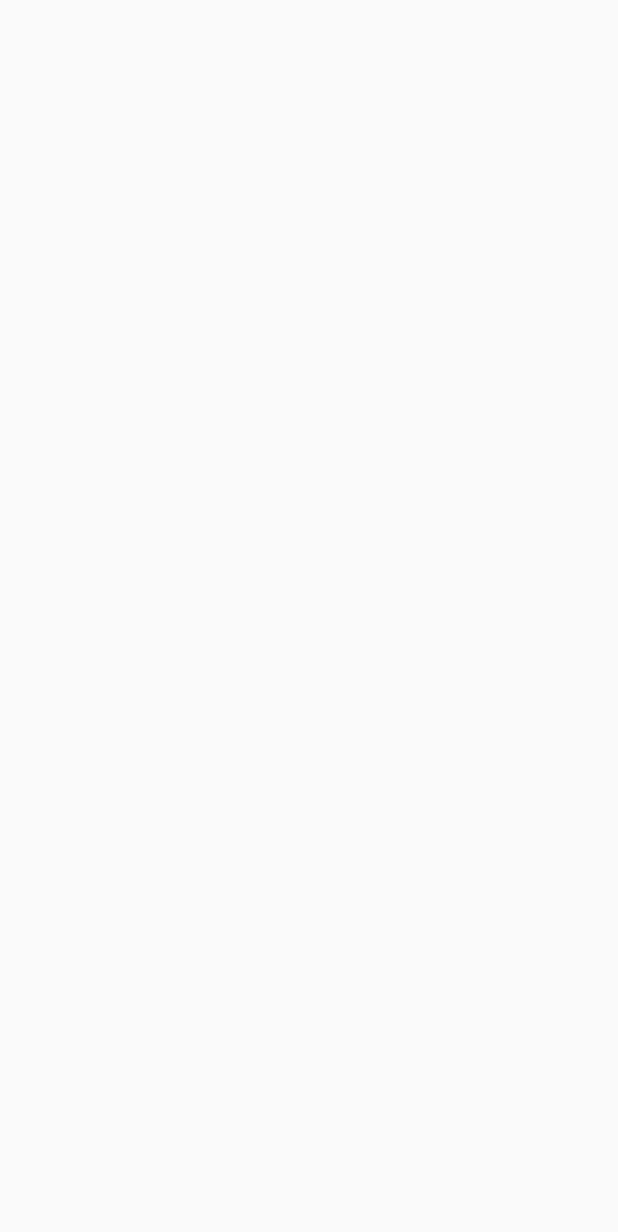
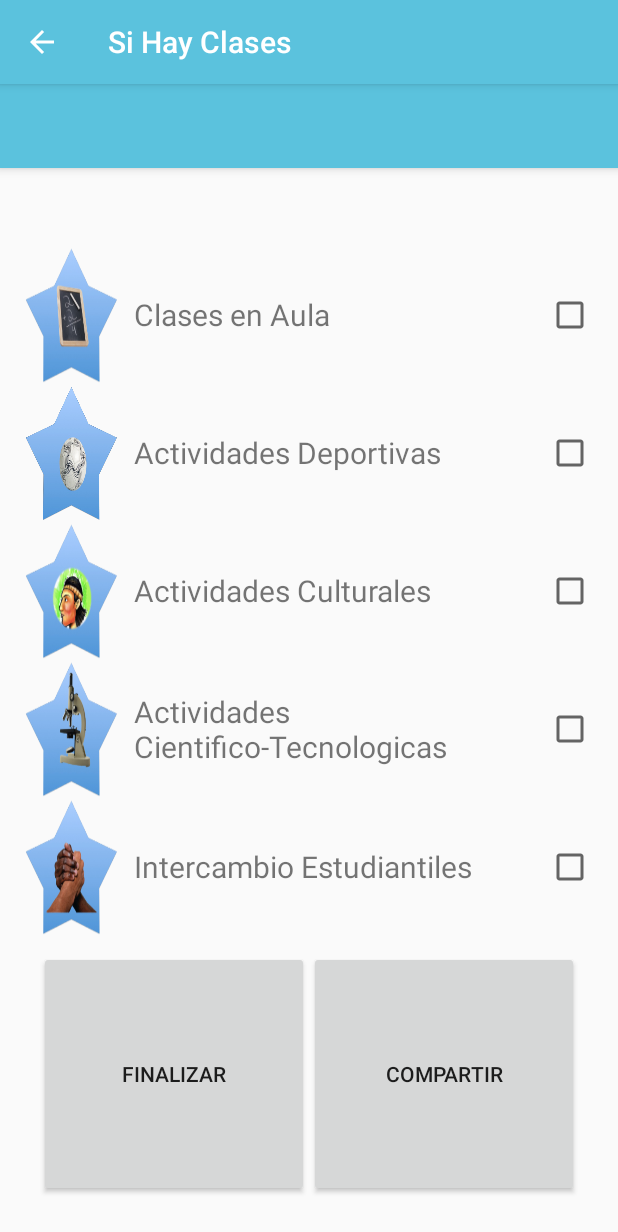
Before and after one commit to jepz20/StarProyect, an Android app: the SiActivity screen opened directly, with no data from a screen before it, on a phone screen of 412 x 824 dp. Before the commit the part shown is empty. Shown: the top 1232 px of the screen. Run offline under Robolectric (Android 15) with nearby library versions, the phone set to English and light mode, and no system bars.

Commit message:
Layout Actividades Si

```diff
--- a/App/StartProyect/app/src/main/java/hn/jepz/www/startproyect/SiActivity.java
+++ b/App/StartProyect/app/src/main/java/hn/jepz/www/startproyect/SiActivity.java
@@ -1,13 +1,15 @@
 package hn.jepz.www.startproyect;
 
 import android.os.Bundle;
-import android.app.Activity;
+import android.support.v7.app.AppCompatActivity;
 
-public class SiActivity extends Activity {
+public class SiActivity extends AppCompatActivity {
 
     @Override
     protected void onCreate(Bundle savedInstanceState) {
         super.onCreate(savedInstanceState);
+        getSupportActionBar().setDisplayHomeAsUpEnabled(true);
+        getSupportActionBar().setDisplayShowHomeEnabled(true);
         setContentView(R.layout.activity_si);
     }
 
--- a/App/StartProyect/app/src/main/res/layout/activity_si.xml
+++ b/App/StartProyect/app/src/main/res/layout/activity_si.xml
@@ -1,13 +1,25 @@
 <?xml version="1.0" encoding="utf-8"?>
-<RelativeLayout
+<android.support.design.widget.CoordinatorLayout
     xmlns:android="http://schemas.android.com/apk/res/android"
     xmlns:tools="http://schemas.android.com/tools"
+    xmlns:app="http://schemas.android.com/apk/res-auto"
     android:layout_width="match_parent"
     android:layout_height="match_parent"
-    android:paddingLeft="@dimen/activity_horizontal_margin"
-    android:paddingRight="@dimen/activity_horizontal_margin"
-    android:paddingTop="@dimen/activity_vertical_margin"
-    android:paddingBottom="@dimen/activity_vertical_margin"
+    android:fitsSystemWindows="true"
     tools:context="hn.jepz.www.startproyect.SiActivity">
+    <android.support.design.widget.AppBarLayout
+        android:layout_width="match_parent"
+        android:layout_height="wrap_content"
+        android:theme="@style/AppTheme.AppBarOverlay">
 
-</RelativeLayout>
+        <android.support.v7.widget.Toolbar
+            android:id="@+id/toolbar"
+            android:layout_width="match_parent"
+            android:layout_height="?attr/actionBarSize"
+            android:background="?attr/colorPrimary"
+            app:popupTheme="@style/AppTheme.PopupOverlay" />
+
+    </android.support.design.widget.AppBarLayout>
+    <include layout="@layout/content_si" />
+
+</android.support.design.widget.CoordinatorLayout>
--- a/App/StartProyect/app/src/main/res/layout/content_main.xml
+++ b/App/StartProyect/app/src/main/res/layout/content_main.xml
@@ -12,9 +12,9 @@
     android:orientation="vertical"
     tools:context="hn.jepz.www.startproyect.MainActivity"
     tools:showIn="@layout/activity_main">
-    <?xml version="1.0" encoding="utf-8"?>
-    <LinearLayout xmlns:android="http://schemas.android.com/apk/res/android"
-        android:orientation="vertical" android:layout_width="match_parent"
+    <LinearLayout
+        android:orientation="vertical"
+        android:layout_width="match_parent"
         android:layout_height="200dp">
         <TextView
             android:layout_width="wrap_content"
--- /dev/null
+++ b/App/StartProyect/app/src/main/res/layout/content_si.xml
@@ -0,0 +1,199 @@
+<?xml version="1.0" encoding="utf-8"?>
+<LinearLayout xmlns:android="http://schemas.android.com/apk/res/android"
+    android:orientation="vertical" android:layout_width="match_parent"
+    xmlns:tools="http://schemas.android.com/tools"
+    android:layout_height="match_parent"
+    android:paddingLeft="@dimen/activity_horizontal_margin"
+    android:paddingRight="@dimen/activity_horizontal_margin"
+    android:paddingTop="@dimen/activity_vertical_margin"
+    android:paddingBottom="@dimen/activity_vertical_margin"
+    tools:context="hn.jepz.www.startproyect.SiActivity"
+    tools:showIn="@layout/activity_si">
+    <LinearLayout
+        android:layout_width="match_parent"
+        android:layout_height="0dp"
+        android:layout_weight="1"
+        >
+        <TextView
+            android:layout_width="wrap_content"
+            android:layout_height="wrap_content"
+            android:textSize="20sp"
+            android:text="Seleccione las Actividades"
+            android:textColor="?attr/colorAccent" />
+    </LinearLayout>
+    <LinearLayout
+        android:layout_width="match_parent"
+        android:layout_height="0dp"
+        android:layout_weight="1"
+        android:orientation="horizontal"
+        android:id="@+id/llAula">
+        <ImageView
+            android:layout_width="0dp"
+            android:layout_height="match_parent"
+            android:layout_weight="2"
+            android:background="@drawable/clases_presenciales2"/>
+        <LinearLayout
+            android:layout_width="0dp"
+            android:layout_height="match_parent"
+            android:gravity="center_vertical"
+            android:paddingLeft="10dp"
+            android:layout_weight="9">
+            <TextView
+                android:layout_width="wrap_content"
+                android:layout_height="wrap_content"
+                android:textSize="20sp"
+                android:text="Clases en Aula"
+                />
+        </LinearLayout>
+        <CheckBox
+            android:layout_width="0dp"
+            android:layout_height="match_parent"
+            android:layout_weight="1"
+            android:checked="false"
+            android:id="@+id/cbAula"/>
+    </LinearLayout>
+    <LinearLayout
+        android:layout_width="match_parent"
+        android:layout_height="0dp"
+        android:layout_weight="1"
+        android:orientation="horizontal"
+        android:id="@+id/llDeporte">
+        <ImageView
+            android:layout_width="0dp"
+            android:layout_height="match_parent"
+            android:layout_weight="2"
+            android:background="@drawable/act_deport2"/>
+        <LinearLayout
+            android:layout_width="0dp"
+            android:layout_height="match_parent"
+            android:gravity="center_vertical"
+            android:paddingLeft="10dp"
+            android:layout_weight="9">
+            <TextView
+                android:layout_width="wrap_content"
+                android:layout_height="wrap_content"
+                android:textSize="20sp"
+                android:text="Actividades Deportivas"
+                />
+        </LinearLayout>
+        <CheckBox
+            android:layout_width="0dp"
+            android:layout_height="match_parent"
+            android:layout_weight="1"
+            android:checked="false"
+            android:id="@+id/cbDeporte"/>
+    </LinearLayout>
+    <LinearLayout
+        android:layout_width="match_parent"
+        android:layout_height="0dp"
+        android:layout_weight="1"
+        android:orientation="horizontal"
+        android:id="@+id/llCultural">
+        <ImageView
+            android:layout_width="0dp"
+            android:layout_height="match_parent"
+            android:layout_weight="2"
+            android:background="@drawable/act_cultu2"/>
+        <LinearLayout
+            android:layout_width="0dp"
+            android:layout_height="match_parent"
+            android:gravity="center_vertical"
+            android:paddingLeft="10dp"
+            android:layout_weight="9">
+            <TextView
+                android:layout_width="wrap_content"
+                android:layout_height="wrap_content"
+                android:textSize="20sp"
+                android:text="Actividades Culturales"
+                />
+        </LinearLayout>
+        <CheckBox
+            android:layout_width="0dp"
+            android:layout_height="match_parent"
+            android:layout_weight="1"
+            android:checked="false"
+            android:id="@+id/cbCultural"/>
+    </LinearLayout>
+    <LinearLayout
+        android:layout_width="match_parent"
+        android:layout_height="0dp"
+        android:layout_weight="1"
+        android:orientation="horizontal"
+        android:id="@+id/llCiencia">
+        <ImageView
+            android:layout_width="0dp"
+            android:layout_height="match_parent"
+            android:layout_weight="2"
+            android:background="@drawable/act_cien_tecn2"/>
+        <LinearLayout
+            android:layout_width="0dp"
+            android:layout_height="match_parent"
+            android:gravity="center_vertical"
+            android:paddingLeft="10dp"
+            android:layout_weight="9">
+            <TextView
+                android:layout_width="wrap_content"
+                android:layout_height="wrap_content"
+                android:textSize="20sp"
+                android:text="Actividades Cientifico-Tecnologicas"
+                />
+        </LinearLayout>
+        <CheckBox
+            android:layout_width="0dp"
+            android:layout_height="match_parent"
+            android:layout_weight="1"
+            android:checked="false"
+            android:id="@+id/cbCiencia"/>
+    </LinearLayout>
+    <LinearLayout
+        android:layout_width="match_parent"
+        android:layout_height="0dp"
+        android:layout_weight="1"
+        android:orientation="horizontal"
+        android:id="@+id/llIntercambio">
+        <ImageView
+            android:layout_width="0dp"
+            android:layout_height="match_parent"
+            android:layout_weight="2"
+            android:background="@drawable/inter_estud2"/>
+        <LinearLayout
+            android:layout_width="0dp"
+            android:layout_height="match_parent"
+            android:gravity="center_vertical"
+            android:paddingLeft="10dp"
+            android:layout_weight="9">
+            <TextView
+                android:layout_width="wrap_content"
+                android:layout_height="wrap_content"
+                android:textSize="20sp"
+                android:text="Intercambio Estudiantiles"
+                />
+        </LinearLayout>
+        <CheckBox
+            android:layout_width="0dp"
+            android:layout_height="match_parent"
+            android:layout_weight="1"
+            android:checked="false"
+            android:id="@+id/cbIntercambio"/>
+    </LinearLayout>
+    <LinearLayout
+        android:layout_width="match_parent"
+        android:layout_height="0dp"
+        android:layout_weight="2"
+        android:orientation="horizontal"
+        android:padding="10dp">
+        <Button
+            android:layout_width="0dp"
+            android:layout_height="match_parent"
+            android:layout_weight="1"
+            android:text="Finalizar"
+            android:id="@+id/btnFinalizar"/>
+        <Button
+            android:layout_width="0dp"
+            android:layout_height="match_parent"
+            android:layout_weight="1"
+            android:text="Compartir"
+            android:id="@+id/btnCompartir"/>
+    </LinearLayout>
+
+</LinearLayout>
--- a/App/StartProyect/app/src/main/res/values/strings.xml
+++ b/App/StartProyect/app/src/main/res/values/strings.xml
@@ -23,6 +23,6 @@
     <string name="permission_rationale">"Contacts permissions are needed for providing email
         completions."
     </string>
-    <string name="title_activity_si">Si hay Actividades Escolares</string>
-    <string name="title_activity_no">No hay Actividades Escolares</string>
+    <string name="title_activity_si">Si Hay Clases</string>
+    <string name="title_activity_no">No Hay Clases</string>
 </resources>
```
